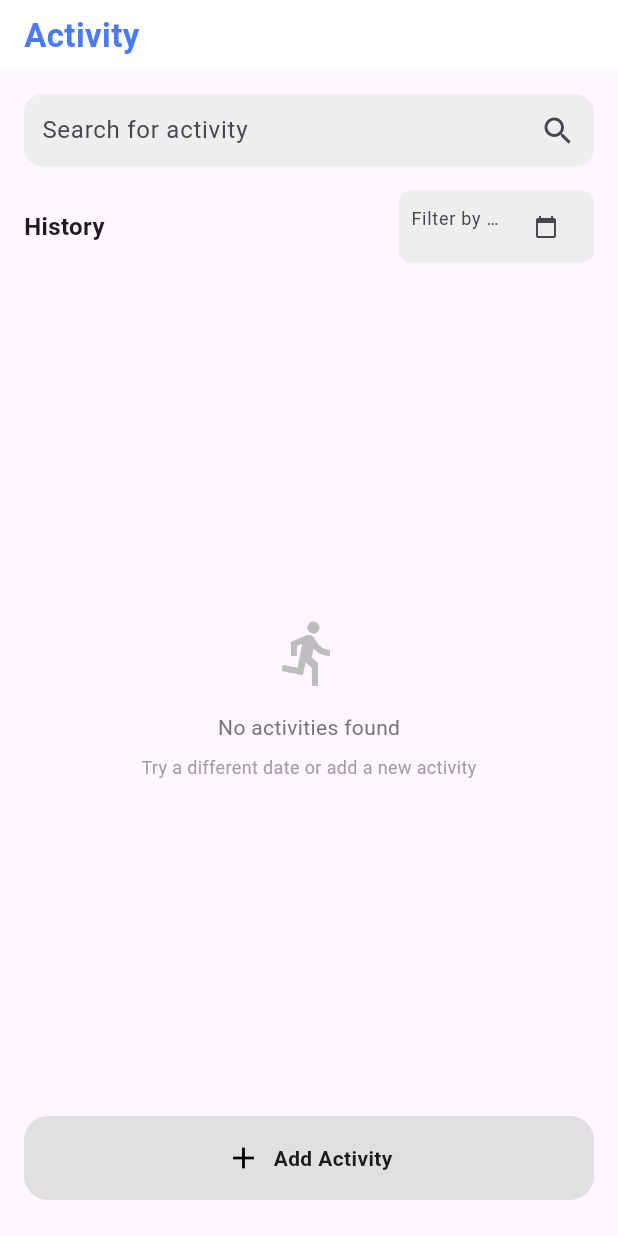
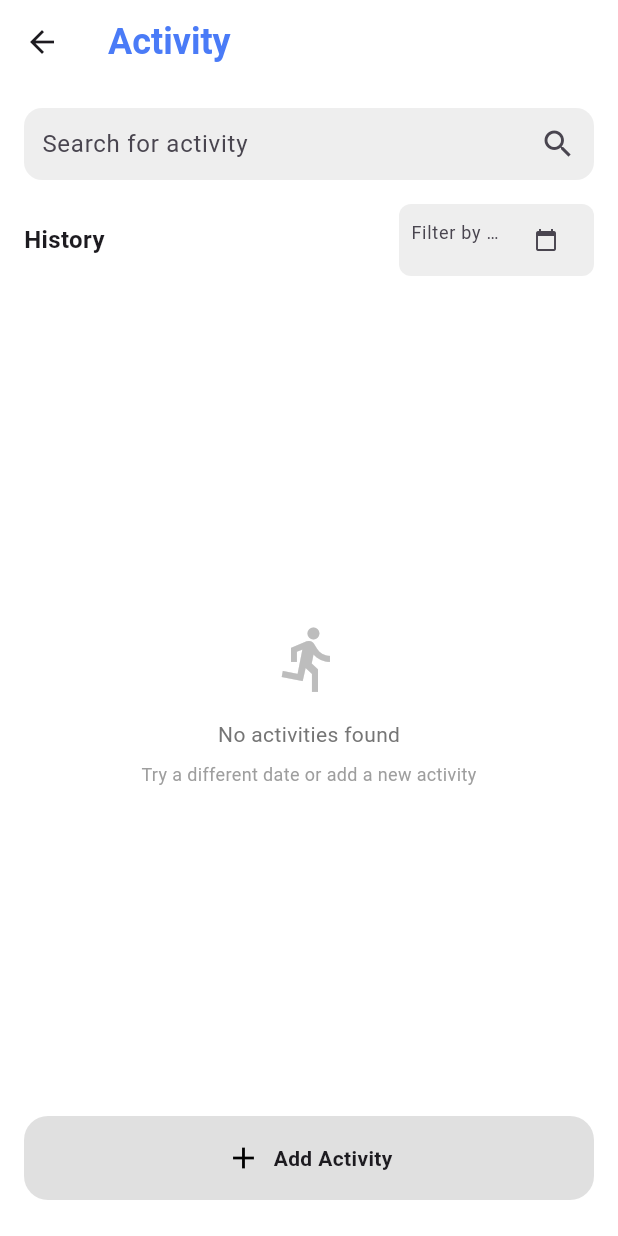
Before and after one commit to benchohrabdou/Diazen-app-, a Flutter app: the ActivityScreen screen opened directly, on a phone screen of 412 x 824 dp. Run offline on Flutter 3.47's test engine with Material 3 defaults, Android fonts, the light colour scheme and no system bars; our stand-ins replace cloud_firestore, firebase_auth, firebase_core, google_nav_bar, google_sign_in, shared_preferences; missing offline and left inert: flutter_facebook_auth; accounts and stored records are empty; Roboto replaces fonts that are missing (SfProDisplay); project files that could hold a hidden picture were left out.

Commit message:
Ajustement du design + logout option

```diff
--- a/lib/classes/glucose_log.dart
+++ b/lib/classes/glucose_log.dart
@@ -3,12 +3,14 @@ class GlucoseLog {
   final String time;
   final String context;
   final String? note;
+  final double? dose;
 
   GlucoseLog({
     required this.glucose,
     required this.time,
     required this.context,
     this.note,
+    this.dose,
   });
 
   factory GlucoseLog.fromJson(Map<String, dynamic> json) {
@@ -17,6 +19,7 @@ class GlucoseLog {
       time: json['time'],
       context: json['context'],
       note: json['note'],
+      dose: json['dose'] != null ? (json['dose'] as num).toDouble() : null,
     );
   }
 }
--- a/lib/screens/activity_screen.dart
+++ b/lib/screens/activity_screen.dart
@@ -350,7 +350,22 @@ class _ActivityScreenState extends State<ActivityScreen>
     super.build(context); // Required for AutomaticKeepAliveClientMixin
 
     return Scaffold(
-      body: Stack(
+      backgroundColor: Colors.white,
+      // App Bar
+      appBar: AppBar(
+        backgroundColor: Colors.white,
+        title: const Text(
+          'Activity',
+          style: TextStyle(
+            fontFamily: 'SfProDisplay',
+            color: Color(0xFF4A7BF7),
+            fontWeight: FontWeight.bold,
+            fontSize: 24,
+          ),
+        ),
+
+      ),
+      body:  Stack(
           children: [
             Opacity(
               opacity: _isBottomSheetOpen ? 0.3 : 1.0,
@@ -359,36 +374,6 @@ class _ActivityScreenState extends State<ActivityScreen>
                 child: SafeArea(
                   child: Column(
                     children: [
-                    // App Bar
-                    Container(
-                      padding:
-                          const EdgeInsets.symmetric(horizontal: 16, vertical: 8),
-                      color: Colors.white,
-                      child: Row(
-                        children: [
-                          const Text(
-                            'Activity',
-                            style: TextStyle(
-                              fontFamily: 'SfProDisplay',
-                              color: Color(0xFF4A7BF7),
-                              fontWeight: FontWeight.bold,
-                              fontSize: 22,
-                            ),
-                          ),
-                          const Spacer(),
-                          if (_isLoading)
-                            const SizedBox(
-                              height: 20,
-                              width: 20,
-                              child: CircularProgressIndicator(
-                                strokeWidth: 2,
-                                color: Color(0xFF4A7BF7),
-                              ),
-                            ),
-                        ],
-                      ),
-                    ),
-
                       // Main Content
                       Expanded(
                         child: Padding(
--- a/lib/screens/custom_card.dart
+++ b/lib/screens/custom_card.dart
@@ -43,6 +43,9 @@ class CustomCard extends StatelessWidget {
             fontWeight: FontWeight.bold,
             fontSize: 17,
           ),
+          textAlign: TextAlign.left,
+          maxLines: 2,
+          overflow: TextOverflow.ellipsis,
         ),
       ),
     );
```
Also changed, not shown: lib/screens/add_plate_screen.dart (+13 -12 lines), lib/screens/history_screen.dart (+45 -30 lines), lib/screens/home_screen.dart (+89 -14 lines), lib/screens/log_glucose_screen.dart (+13 -10 lines). Lines whose indentation alone changed are shown as unchanged.
